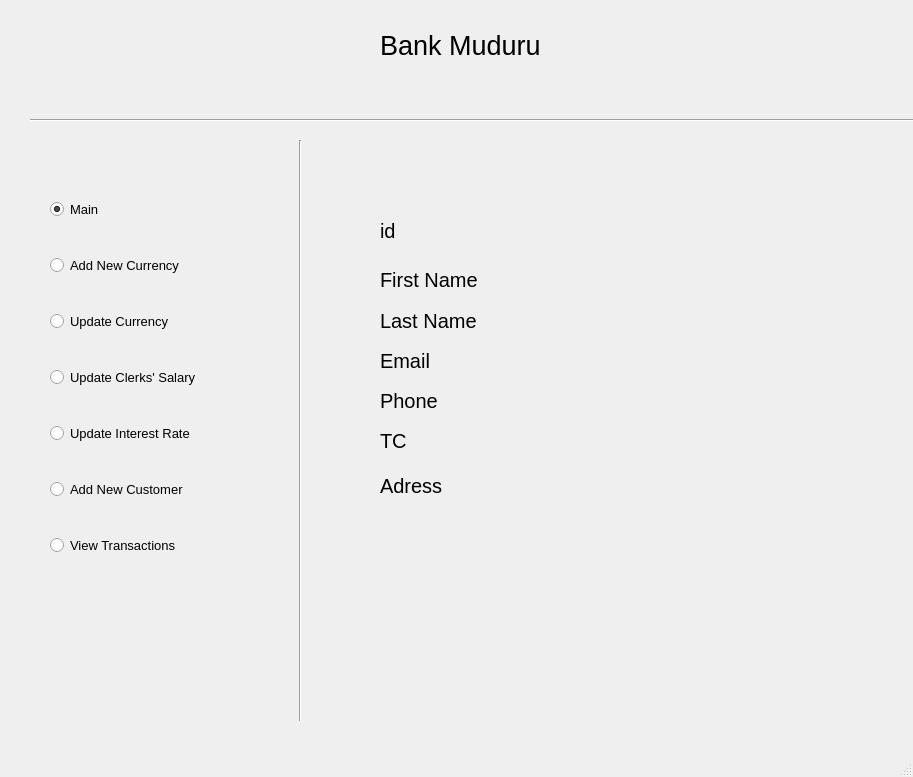
First picture: the form in Interface/UI/managerMain.ui, repository m4hosam/bank-managment-system, before the edit.
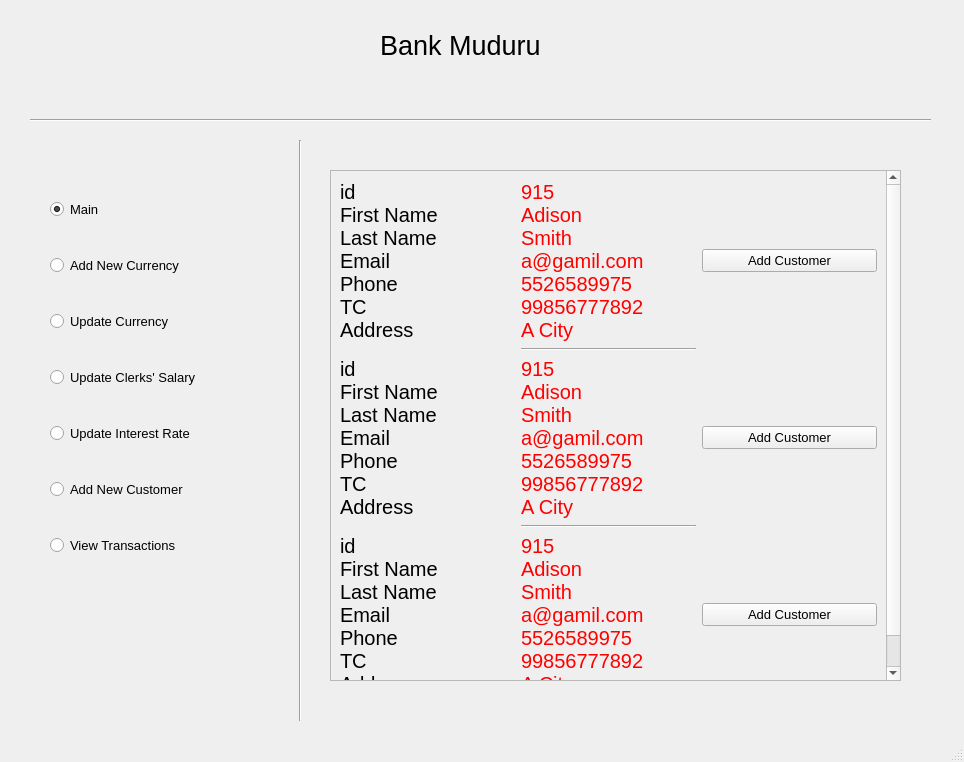
Second picture: the form after the edit. The open tabs and pages were chosen to show the change.

Commit message: list new customers in widget

What changed in the file:
```diff
--- a/Interface/UI/managerMain.ui
+++ b/Interface/UI/managerMain.ui
@@ -6,8 +6,8 @@
    <rect>
     <x>0</x>
     <y>0</y>
-    <width>913</width>
-    <height>777</height>
+    <width>964</width>
+    <height>762</height>
    </rect>
   </property>
   <property name="windowTitle">
@@ -71,7 +71,7 @@
      </rect>
     </property>
     <property name="currentIndex">
-     <number>5</number>
+     <number>6</number>
     </property>
     <widget class="QWidget" name="main_widget">
      <widget class="QWidget" name="layoutWidget">
@@ -594,134 +594,386 @@
      </widget>
     </widget>
     <widget class="QWidget" name="add_customer_widget">
-     <widget class="QLabel" name="label">
+     <widget class="QScrollArea" name="customer_scrollArea">
       <property name="geometry">
        <rect>
-        <x>60</x>
-        <y>60</y>
-        <width>151</width>
-        <height>41</height>
+        <x>10</x>
+        <y>20</y>
+        <width>571</width>
+        <height>511</height>
        </rect>
       </property>
+      <property name="widgetResizable">
+       <bool>true</bool>
+      </property>
+      <widget class="QWidget" name="scrollAreaWidgetContents">
+       <property name="geometry">
+        <rect>
+         <x>0</x>
+         <y>0</y>
+         <width>548</width>
+         <height>696</height>
+        </rect>
+       </property>
+       <layout class="QGridLayout" name="gridLayout">
+        <item row="4" column="2">
+         <widget class="QPushButton" name="add_customer_btn_3">
       <property name="font">
        <font>
+            <pointsize>10</pointsize>
+           </font>
+          </property>
+          <property name="text">
+           <string>Add Customer</string>
+          </property>
+         </widget>
+        </item>
+        <item row="2" column="0">
+         <widget class="QLabel" name="customer_label_2">
+          <property name="font">
+           <font>
         <pointsize>15</pointsize>
        </font>
       </property>
       <property name="text">
-       <string>id</string>
-      </property>
-     </widget>
-     <widget class="QLabel" name="label_2">
-      <property name="geometry">
-       <rect>
-        <x>60</x>
-        <y>120</y>
-        <width>151</width>
-        <height>20</height>
-       </rect>
-      </property>
+           <string>id
+First Name
+Last Name
+Email
+Phone
+TC
+Address </string>
+          </property>
+         </widget>
+        </item>
+        <item row="4" column="0">
+         <widget class="QLabel" name="customer_label_3">
+          <property name="font">
+           <font>
+            <pointsize>15</pointsize>
+           </font>
+          </property>
+          <property name="text">
+           <string>id
+First Name
+Last Name
+Email
+Phone
+TC
+Address </string>
+          </property>
+         </widget>
+        </item>
+        <item row="4" column="1">
+         <widget class="QLabel" name="customer_details_3">
       <property name="font">
        <font>
         <pointsize>15</pointsize>
        </font>
       </property>
+          <property name="styleSheet">
+           <string notr="true">color:Red</string>
+          </property>
       <property name="text">
-       <string>First Name</string>
-      </property>
-     </widget>
-     <widget class="QLabel" name="label_3">
-      <property name="geometry">
-       <rect>
-        <x>60</x>
-        <y>160</y>
-        <width>151</width>
-        <height>21</height>
-       </rect>
-      </property>
+           <string>915
+Adison
+Smith
+a@gamil.com
+5526589975
+99856777892
+A City </string>
+          </property>
+         </widget>
+        </item>
+        <item row="1" column="1">
+         <widget class="Line" name="line_3">
+          <property name="orientation">
+           <enum>Qt::Horizontal</enum>
+          </property>
+         </widget>
+        </item>
+        <item row="0" column="1">
+         <widget class="QLabel" name="customer_details">
       <property name="font">
        <font>
         <pointsize>15</pointsize>
        </font>
       </property>
+          <property name="styleSheet">
+           <string notr="true">color:Red</string>
+          </property>
       <property name="text">
-       <string>Last Name</string>
-      </property>
-     </widget>
-     <widget class="QLabel" name="label_4">
-      <property name="geometry">
-       <rect>
-        <x>60</x>
-        <y>200</y>
-        <width>151</width>
-        <height>21</height>
-       </rect>
-      </property>
+           <string>915
+Adison
+Smith
+a@gamil.com
+5526589975
+99856777892
+A City </string>
+          </property>
+         </widget>
+        </item>
+        <item row="0" column="2">
+         <widget class="QPushButton" name="add_customer_btn">
+          <property name="font">
+           <font>
+            <pointsize>10</pointsize>
+           </font>
+          </property>
+          <property name="text">
+           <string>Add Customer</string>
+          </property>
+         </widget>
+        </item>
+        <item row="2" column="1">
+         <widget class="QLabel" name="customer_details_2">
       <property name="font">
        <font>
         <pointsize>15</pointsize>
        </font>
       </property>
+          <property name="styleSheet">
+           <string notr="true">color:Red</string>
+          </property>
       <property name="text">
-       <string>Email</string>
-      </property>
-     </widget>
-     <widget class="QLabel" name="label_5">
-      <property name="geometry">
-       <rect>
-        <x>60</x>
-        <y>240</y>
-        <width>151</width>
-        <height>21</height>
-       </rect>
-      </property>
+           <string>915
+Adison
+Smith
+a@gamil.com
+5526589975
+99856777892
+A City </string>
+          </property>
+         </widget>
+        </item>
+        <item row="2" column="2">
+         <widget class="QPushButton" name="add_customer_btn_2">
+          <property name="font">
+           <font>
+            <pointsize>10</pointsize>
+           </font>
+          </property>
+          <property name="text">
+           <string>Add Customer</string>
+          </property>
+         </widget>
+        </item>
+        <item row="0" column="0">
+         <widget class="QLabel" name="customer_label">
       <property name="font">
        <font>
         <pointsize>15</pointsize>
        </font>
       </property>
       <property name="text">
-       <string>Phone</string>
-      </property>
-     </widget>
-     <widget class="QLabel" name="label_6">
+           <string>id
+First Name
+Last Name
+Email
+Phone
+TC
+Address </string>
+          </property>
+         </widget>
+        </item>
+        <item row="3" column="1">
+         <widget class="Line" name="line_4">
+          <property name="orientation">
+           <enum>Qt::Horizontal</enum>
+          </property>
+         </widget>
+        </item>
+        <item row="5" column="1">
+         <widget class="Line" name="line_5">
+          <property name="orientation">
+           <enum>Qt::Horizontal</enum>
+          </property>
+         </widget>
+        </item>
+       </layout>
+      </widget>
+     </widget>
+    </widget>
+    <widget class="QWidget" name="view_transactions_widget">
+     <widget class="QScrollArea" name="scrollArea">
       <property name="geometry">
        <rect>
-        <x>60</x>
-        <y>280</y>
-        <width>151</width>
-        <height>21</height>
+        <x>0</x>
+        <y>20</y>
+        <width>591</width>
+        <height>461</height>
        </rect>
       </property>
+      <property name="widgetResizable">
+       <bool>true</bool>
+      </property>
+      <widget class="QWidget" name="scrollAreaWidgetContents_2">
+       <property name="geometry">
+        <rect>
+         <x>0</x>
+         <y>0</y>
+         <width>568</width>
+         <height>666</height>
+        </rect>
+       </property>
+       <layout class="QGridLayout" name="gridLayout_2">
+        <item row="0" column="2">
+         <widget class="QPushButton" name="add_customer_btn_4">
       <property name="font">
        <font>
+            <pointsize>10</pointsize>
+           </font>
+          </property>
+          <property name="text">
+           <string>Add Customer</string>
+          </property>
+         </widget>
+        </item>
+        <item row="2" column="1">
+         <widget class="QLabel" name="customer_details_5">
+          <property name="font">
+           <font>
         <pointsize>15</pointsize>
        </font>
       </property>
+          <property name="styleSheet">
+           <string notr="true">color:Red</string>
+          </property>
       <property name="text">
-       <string>TC</string>
-      </property>
-     </widget>
-     <widget class="QLabel" name="label_7">
-      <property name="geometry">
-       <rect>
-        <x>60</x>
-        <y>325</y>
-        <width>151</width>
-        <height>21</height>
-       </rect>
-      </property>
+           <string>915
+Adison
+Smith
+a@gamil.com
+5526589975
+99856777892
+A City </string>
+          </property>
+         </widget>
+        </item>
+        <item row="2" column="2">
+         <widget class="QPushButton" name="add_customer_btn_5">
+          <property name="font">
+           <font>
+            <pointsize>10</pointsize>
+           </font>
+          </property>
+          <property name="text">
+           <string>Add Customer</string>
+          </property>
+         </widget>
+        </item>
+        <item row="2" column="0">
+         <widget class="QLabel" name="customer_label_5">
       <property name="font">
        <font>
         <pointsize>15</pointsize>
        </font>
       </property>
       <property name="text">
-       <string>Adress</string>
-      </property>
-     </widget>
-    </widget>
-    <widget class="QWidget" name="view_transactions_widget"/>
+           <string>id
+First Name
+Last Name
+Email
+Phone
+TC
+Address </string>
+          </property>
+         </widget>
+        </item>
+        <item row="0" column="1">
+         <widget class="QLabel" name="customer_details_4">
+          <property name="font">
+           <font>
+            <pointsize>15</pointsize>
+           </font>
+          </property>
+          <property name="styleSheet">
+           <string notr="true">color:Red</string>
+          </property>
+          <property name="text">
+           <string>915
+Adison
+Smith
+a@gamil.com
+5526589975
+99856777892
+A City </string>
+          </property>
+         </widget>
+        </item>
+        <item row="0" column="0">
+         <widget class="QLabel" name="customer_label_4">
+          <property name="font">
+           <font>
+            <pointsize>15</pointsize>
+           </font>
+          </property>
+          <property name="text">
+           <string>id
+First Name
+Last Name
+Email
+Phone
+TC
+Address </string>
+          </property>
+         </widget>
+        </item>
+        <item row="4" column="0">
+         <widget class="QLabel" name="customer_label_6">
+          <property name="font">
+           <font>
+            <pointsize>15</pointsize>
+           </font>
+          </property>
+          <property name="text">
+           <string>id
+First Name
+Last Name
+Email
+Phone
+TC
+Address </string>
+          </property>
+         </widget>
+        </item>
+        <item row="4" column="1">
+         <widget class="QLabel" name="customer_details_6">
+          <property name="font">
+           <font>
+            <pointsize>15</pointsize>
+           </font>
+          </property>
+          <property name="styleSheet">
+           <string notr="true">color:Red</string>
+          </property>
+          <property name="text">
+           <string>915
+Adison
+Smith
+a@gamil.com
+5526589975
+99856777892
+A City </string>
+          </property>
+         </widget>
+        </item>
+        <item row="4" column="2">
+         <widget class="QPushButton" name="add_customer_btn_6">
+          <property name="font">
+           <font>
+            <pointsize>10</pointsize>
+           </font>
+          </property>
+          <property name="text">
+           <string>Add Customer</string>
+          </property>
+         </widget>
+        </item>
+       </layout>
+      </widget>
+     </widget>
+    </widget>
    </widget>
    <widget class="QWidget" name="layoutWidget">
     <property name="geometry">
@@ -828,7 +1080,7 @@
     <rect>
      <x>0</x>
      <y>0</y>
-     <width>913</width>
+     <width>964</width>
      <height>26</height>
     </rect>
    </property>
```
Lines whose indentation alone changed are shown as unchanged. The commit also changes 1 other file.
